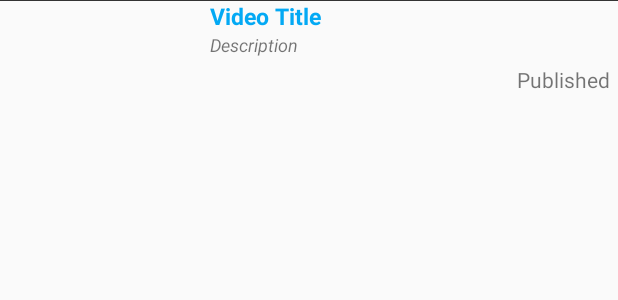
After one commit to kdeganos/YTplaylists, an Android app: the layout video_list_item_drag.xml on its own in the app's theme, with its tools: preview values and no code run, on a phone screen of 412 x 824 dp. The commit adds this screen. Shown: the top 300 px of the screen. Run offline under Robolectric (Android 15) with nearby library versions, the phone set to English and light mode, and no system bars.

Commit message:
fixed saved playlists and added list animations to video list

```diff
--- a/app/src/main/java/com/epicodus/ytplaylists/Constants.java
+++ b/app/src/main/java/com/epicodus/ytplaylists/Constants.java
@@ -13,7 +13,7 @@ public class Constants {
     public static final String FIREBASE_CHILD_USERS = "users";
     public static final String FIREBASE_CHILD_PLAYLISTIDS = "playlistIds";
     public static final String FIREBASE_CHILD_PLAYLISTS = "playlists";
-    public static final String FIREBASE_CHILD_VIDEOS = "videos";
+    public static final String FIREBASE_CHILD_VIDEOS = "videoObjects";
 
 
 
--- a/app/src/main/java/com/epicodus/ytplaylists/adapters/FirebaseVideoViewHolder.java
+++ b/app/src/main/java/com/epicodus/ytplaylists/adapters/FirebaseVideoViewHolder.java
@@ -28,6 +28,7 @@ public class FirebaseVideoViewHolder extends RecyclerView.ViewHolder {
 
     View mView;
     Context mContext;
+    public ImageView mThumbnailImageView;
 
     public FirebaseVideoViewHolder(View itemView) {
         super(itemView);
@@ -37,12 +38,12 @@ public class FirebaseVideoViewHolder extends RecyclerView.ViewHolder {
     }
 
     public void bindVideo(VideoObj video) {
-        ImageView thumbnailImageView = (ImageView) mView.findViewById(R.id.thumbnailImageView);
+        mThumbnailImageView = (ImageView) mView.findViewById(R.id.thumbnailImageView);
         TextView titleTextView = (TextView) mView.findViewById(R.id.titleTextView);
         TextView descriptionTextView = (TextView) mView.findViewById(R.id.descriptionTextView);
         TextView publishedAtTextView = (TextView) mView.findViewById(R.id.publishedAtTextView);
 
-        Picasso.with(mContext).load(video.getThumbnail()).into(thumbnailImageView);
+        Picasso.with(mContext).load(video.getThumbnail()).into(mThumbnailImageView);
         titleTextView.setText(video.getTitle());
         descriptionTextView.setText(video.getDescription());
         publishedAtTextView.setText(video.getPublishedAt());
--- a/app/src/main/res/layout/playlist_list_item.xml
+++ b/app/src/main/res/layout/playlist_list_item.xml
@@ -1,7 +1,7 @@
 <?xml version="1.0" encoding="utf-8"?>
 <LinearLayout xmlns:android="http://schemas.android.com/apk/res/android"
     android:orientation="vertical" android:layout_width="match_parent"
-    android:layout_height="match_parent">
+    android:layout_height="wrap_content">
 
     <TextView
         android:layout_width="wrap_content"
--- /dev/null
+++ b/app/src/main/res/layout/video_list_item_drag.xml
@@ -0,0 +1,64 @@
+<?xml version="1.0" encoding="utf-8"?>
+<LinearLayout xmlns:android="http://schemas.android.com/apk/res/android"
+    android:orientation="vertical" android:layout_width="match_parent"
+    android:layout_height="wrap_content">
+
+    <RelativeLayout
+        android:layout_width="match_parent"
+        android:layout_height="match_parent">
+        <ImageView
+            android:layout_width="120dp"
+            android:layout_height="90dp"
+            android:id="@+id/thumbnailImageView"
+            android:layout_marginTop="10dp"
+            android:layout_marginLeft="10dp"/>
+
+        <TextView
+            android:layout_width="wrap_content"
+            android:layout_height="wrap_content"
+            android:id="@+id/titleTextView"
+            android:textSize="15dp"
+            android:textStyle="bold"
+            android:text="Video Title"
+            android:maxLines="2"
+            android:ellipsize="end"
+            android:textColor="@color/colorPrimary"
+            android:layout_gravity="left"
+            android:layout_alignParentTop="true"
+            android:layout_marginLeft="140dp"
+            android:layout_marginRight="10dp"
+            />
+
+        <TextView
+            android:layout_width="wrap_content"
+            android:layout_height="wrap_content"
+            android:text="Description"
+            android:textSize="12dp"
+            android:maxLines="4"
+            android:id="@+id/descriptionTextView"
+            android:textStyle="italic"
+            android:layout_gravity="right"
+            android:layout_below="@+id/titleTextView"
+            android:layout_marginLeft="140dp"
+            android:layout_marginRight="15dp"
+            />
+
+        <TextView
+            android:layout_width="wrap_content"
+            android:layout_height="wrap_content"
+            android:text="Published"
+            android:id="@+id/publishedAtTextView"
+            android:layout_below="@+id/descriptionTextView"
+            android:layout_alignParentRight="true"
+            android:layout_alignParentEnd="true"
+            android:layout_marginTop="5dp"
+            android:layout_marginRight="5dp"/>
+
+        <View
+            android:layout_width="match_parent"
+            android:layout_height="1px"
+            android:id="@+id/movieDivider"
+            android:background="#333"/>
+    </RelativeLayout>
+
+</LinearLayout>
```
Also changed, not shown: app/src/main/java/com/epicodus/ytplaylists/adapters/FirebasePlaylistViewHolder.java (+75 -3 lines), app/src/main/java/com/epicodus/ytplaylists/adapters/FirebaseVideoListAdapter.java (added, +64 -0 lines), app/src/main/java/com/epicodus/ytplaylists/models/PlaylistObj.java (+7 -7 lines), app/src/main/java/com/epicodus/ytplaylists/ui/MainActivity.java (+9 -3 lines), app/src/main/java/com/epicodus/ytplaylists/util/ItemTouchHelperAdapter.java (added, +9 -0 lines), app/src/main/java/com/epicodus/ytplaylists/util/OnStartDragListener.java (added, +11 -0 lines), app/src/main/java/com/epicodus/ytplaylists/util/SimpleItemTouchHelperCallback.java (added, +69 -0 lines).
